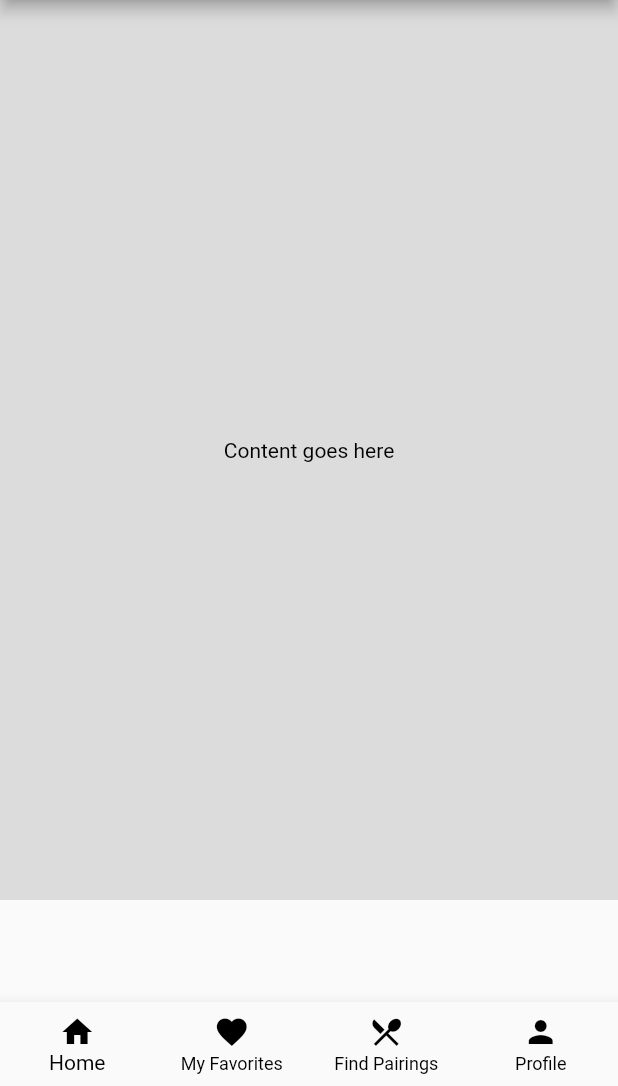
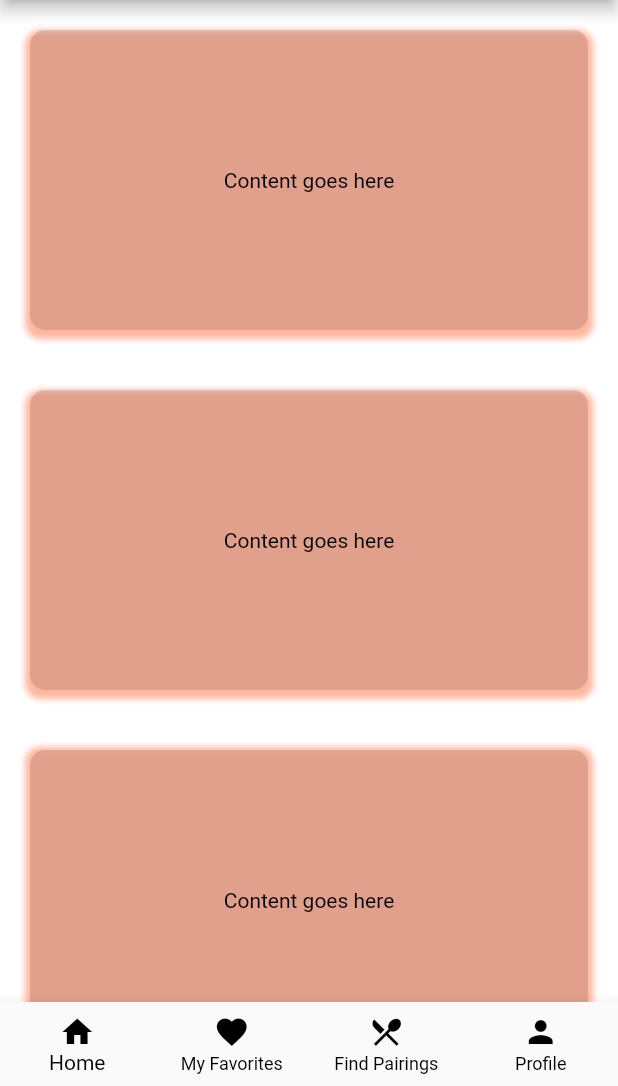
Before and after one commit to RaeClay/flair_pair, a Flutter app: the screen it shows after launch, on a phone screen of 412 x 824 dp, the part 150-1236 px from its top. Run offline on Flutter 3.47's test engine with Material 2 defaults, Android fonts, the phone set to English and light mode, and no system bars; our stand-ins replace google_fonts.

Commit message:
3 button containers added to homepage

```diff
--- a/lib/view/favoritespage_view.dart
+++ b/lib/view/favoritespage_view.dart
@@ -1,5 +1,5 @@
 import 'package:flutter/material.dart';
-import 'bottom_navbar.dart';  // Import the custom bottom navigation bar
+import 'package:flair_pair/view/bottom_navbar.dart';  // Import the custom bottom navigation bar
 import 'package:flair_pair/viewmodel/bottom_navbar_vm.dart';  // Import the ViewModel
 import 'package:flair_pair/view/customappbar.dart';
 
--- a/lib/view/home_view.dart
+++ b/lib/view/home_view.dart
@@ -1,7 +1,8 @@
 import 'package:flutter/material.dart';
 import 'package:flair_pair/view/customappbar.dart';
-import 'bottom_navbar.dart';
+import 'package:flair_pair/view/bottom_navbar.dart';
 import 'package:flair_pair/viewmodel/bottom_navbar_vm.dart';
+
 
 class HomePage extends StatelessWidget {
   final BottomNavBarVM viewModel = BottomNavBarVM();
@@ -10,14 +11,72 @@
   Widget build(BuildContext context) {
     return Scaffold(
       appBar: CustomAppBar(),
-
+      backgroundColor: Colors.white,
       body: CustomScrollView(
         slivers: <Widget>[
           SliverToBoxAdapter(
             child: Container(
-              height: 600, // Adjust as needed
+              margin: EdgeInsets.all(20),
+              height: 200, // Adjust as needed
               decoration: BoxDecoration(
                 color: Colors.black12, // Container color
+                borderRadius: BorderRadius.circular(10),
+                boxShadow: [
+                  BoxShadow(
+                    color: Colors.deepOrangeAccent.withOpacity(0.5), // Shadow color with some transparency
+                    spreadRadius: 3,
+                    blurRadius: 3,
+                    offset: Offset(0, 3), // Position of shadow
+                  ),
+                ],
+              ),
+              child: Center(
+                child: Text(
+                  'Content goes here',
+                  style: TextStyle(color: Colors.black),
+                ),
+              ),
+            ),
+          ),
+          SliverToBoxAdapter(
+            child: Container(
+              margin: EdgeInsets.all(20),
+              height: 200, // Adjust as needed
+              decoration: BoxDecoration(
+                color: Colors.black12, // Container color
+                borderRadius: BorderRadius.circular(10),
+                boxShadow: [
+                  BoxShadow(
+                    color: Colors.deepOrangeAccent.withOpacity(0.5), // Shadow color with some transparency
+                    spreadRadius: 3,
+                    blurRadius: 3,
+                    offset: Offset(0, 3), // Position of shadow
+                  ),
+                ],
+              ),
+              child: Center(
+                child: Text(
+                  'Content goes here',
+                  style: TextStyle(color: Colors.black),
+                ),
+              ),
+            ),
+          ),
+          SliverToBoxAdapter(
+            child: Container(
+              margin: EdgeInsets.all(20),
+              height: 200, // Adjust as needed
+              decoration: BoxDecoration(
+                color: Colors.black12, // Container color
+                borderRadius: BorderRadius.circular(10),
+                boxShadow: [
+                  BoxShadow(
+                    color: Colors.deepOrangeAccent.withOpacity(0.5), // Shadow color with some transparency
+                    spreadRadius: 3,
+                    blurRadius: 3,
+                    offset: Offset(0, 1), // Position of shadow
+                  ),
+                ],
               ),
               child: Center(
                 child: Text(
@@ -31,13 +90,6 @@
 
 
 
-
-
-
-
-
-
-
         ],
       ),
       bottomNavigationBar: BottomNavBar(viewModel: viewModel, context: context),
--- a/lib/view/pairing_view.dart
+++ b/lib/view/pairing_view.dart
@@ -1,6 +1,6 @@
 import 'package:flutter/material.dart';
 import 'package:flair_pair/viewmodel/pairing_view_model.dart';
-import 'bottom_navbar.dart';
+import 'package:flair_pair/view/bottom_navbar.dart';
 import 'package:flair_pair/viewmodel/bottom_navbar_vm.dart';
 import 'package:flair_pair/view/customappbar.dart';
 import 'package:flair_pair/models/pairing_model.dart';
--- a/lib/view/profilepage_view.dart
+++ b/lib/view/profilepage_view.dart
@@ -1,5 +1,5 @@
 import 'package:flutter/material.dart';
-import 'bottom_navbar.dart';  // Import the custom bottom navigation bar
+import 'package:flair_pair/view/bottom_navbar.dart';  // Import the custom bottom navigation bar
 import 'package:flair_pair/viewmodel/bottom_navbar_vm.dart';  // Import the ViewModel
 
 class ProfilePage extends StatelessWidget {
```
